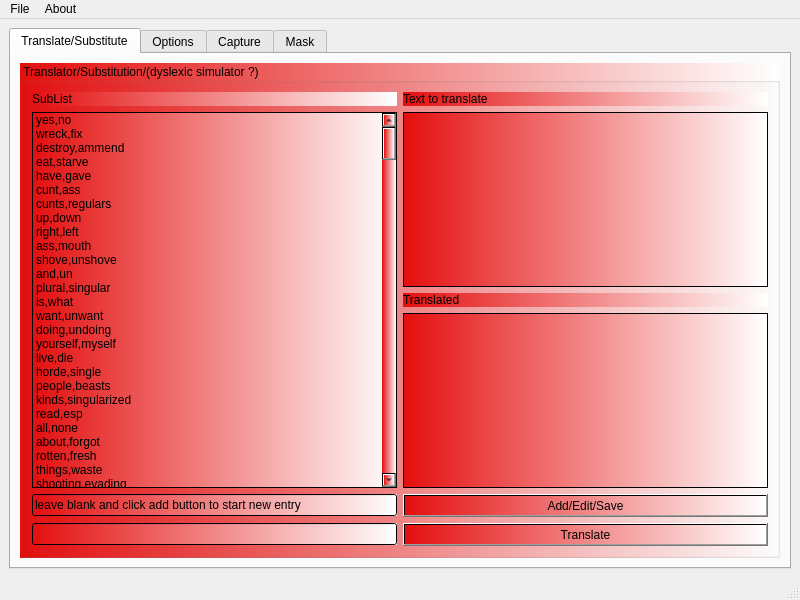
Qt form mainwindow.ui (netpipe/RightHand) before a commit.
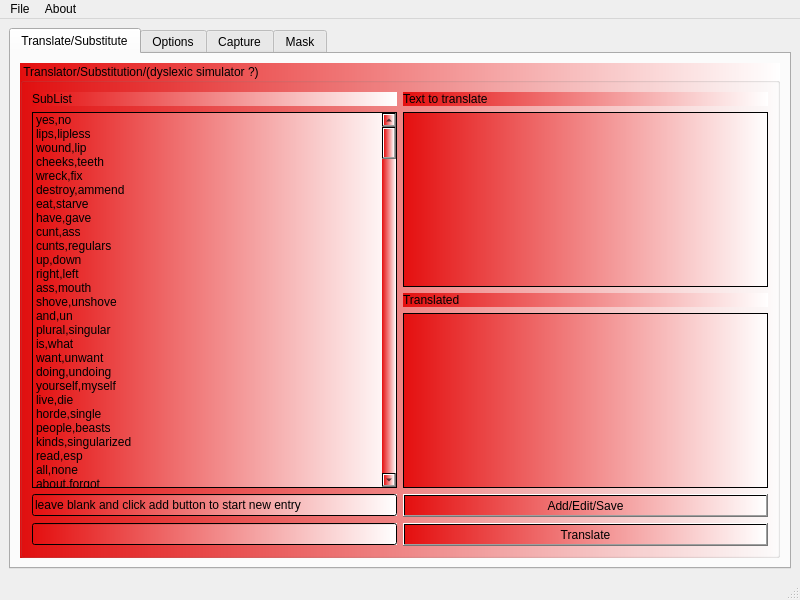
The same form after that commit.

The edit to the form file:
```diff
--- a/mainwindow.ui
+++ b/mainwindow.ui
@@ -57,6 +57,21 @@
                <string>yes,no</string>
               </property>
              </item>
+             <item>
+              <property name="text">
+               <string>lips,lipless</string>
+              </property>
+             </item>
+             <item>
+              <property name="text">
+               <string>wound,lip</string>
+              </property>
+             </item>
+             <item>
+              <property name="text">
+               <string>cheeks,teeth</string>
+              </property>
+             </item>
              <item>
               <property name="text">
                <string>wreck,fix</string>
```
